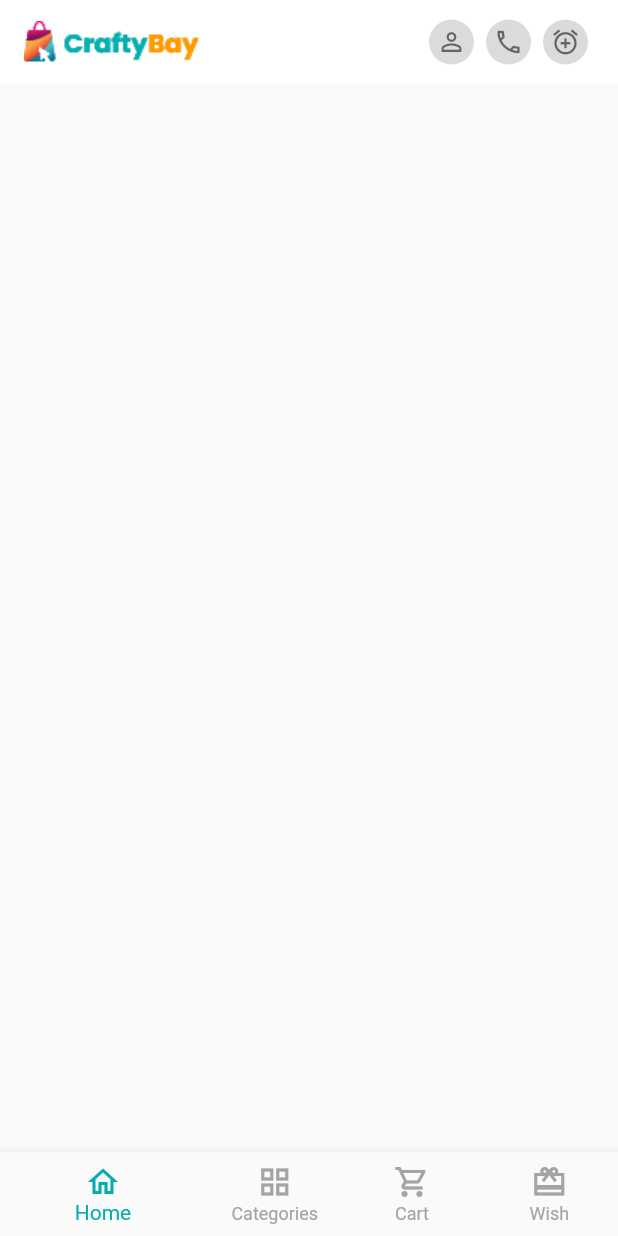
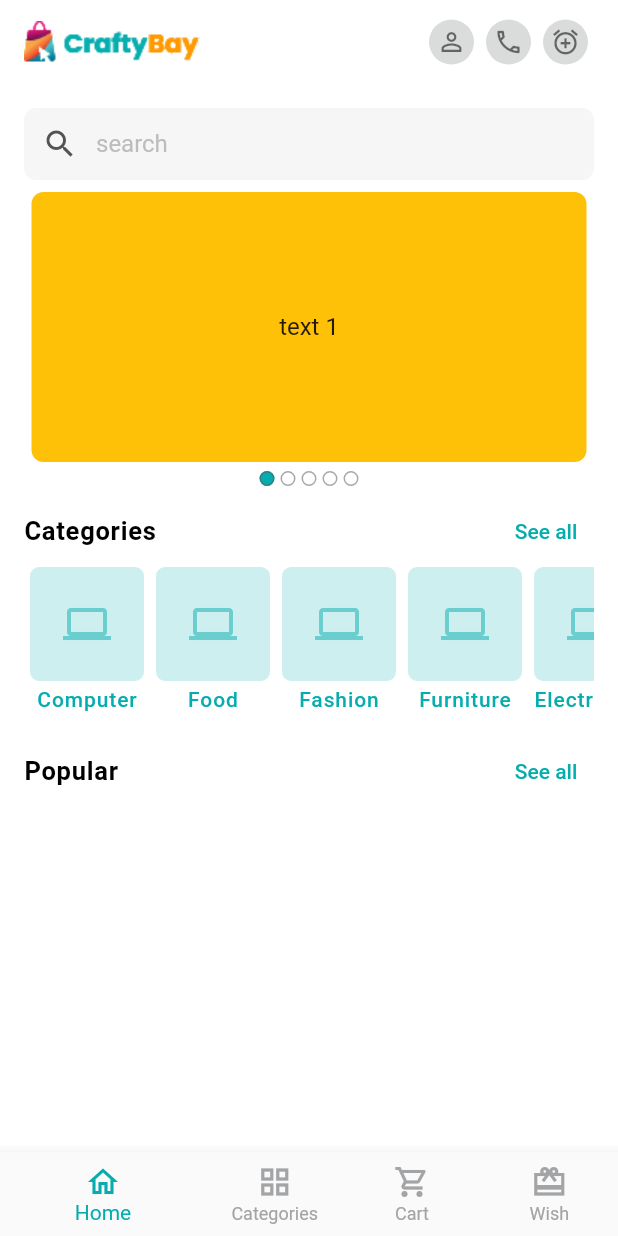
Before and after one commit to Tushar-ShahidurRahman/ecommerce_app_cbay, a Flutter app: the screen it shows after launch, on a phone screen of 412 x 824 dp. Run offline on Flutter 3.47's test engine with Material 2 defaults, Android fonts, the phone set to English and light mode, and no system bars; drawn by our look-alikes of carousel_slider; our stand-ins replace get, pin_code_fields.

Commit message:
Homepage search bar, carousel slider and categories ui implemented.

```diff
--- /dev/null
+++ b/lib/ui_presentation_layer/custom_widgets/category_card_widget.dart
@@ -0,0 +1,47 @@
+import 'package:flutter/material.dart';
+
+import '../utils/app_color.dart';
+
+class CategoryCardWidget extends StatelessWidget {
+  const CategoryCardWidget({
+    super.key,
+    required this.name,
+  });
+
+  final String name;
+
+  @override
+  Widget build(BuildContext context) {
+    return Padding(
+      padding: const EdgeInsets.symmetric(horizontal: 4.0),
+      child: Column(
+        children: [
+          Container(
+            decoration: BoxDecoration(
+              color: primaryColor.withOpacity(.2),
+              borderRadius: BorderRadius.circular(6),
+            ),
+            child: Padding(
+              padding: const EdgeInsets.all(22.0),
+              child: Icon(
+                Icons.computer,
+                size: 32,
+                color: primaryColor.withOpacity(.5),
+              ),
+            ),
+          ),
+          const SizedBox(height: 4),
+          Text(
+            name,
+            textAlign: TextAlign.center,
+            // overflow:TextOverflow.visible,
+            style: const TextStyle(
+                color: primaryColor,
+                letterSpacing: 0.6,
+                fontWeight: FontWeight.w500),
+          ),
+        ],
+      ),
+    );
+  }
+}
--- a/lib/ui_presentation_layer/custom_widgets/appbar_circular_icon_button_widget.dart
+++ b/lib/ui_presentation_layer/custom_widgets/home/appbar_circular_icon_button_widget.dart
@@ -1,6 +1,6 @@
 import 'package:flutter/material.dart';
 
-import '../utils/app_color.dart';
+import '../../utils/app_color.dart';
 
 class AppBarCircularIconButtonWidget extends StatelessWidget {
   const AppBarCircularIconButtonWidget({
--- /dev/null
+++ b/lib/ui_presentation_layer/custom_widgets/home/home_carousel_widget.dart
@@ -0,0 +1,69 @@
+import 'package:carousel_slider/carousel_slider.dart';
+import 'package:flutter/material.dart';
+
+import '../../utils/app_color.dart';
+
+class HomeCarouselWidget extends StatelessWidget {
+  final ValueNotifier<int> _currentCarouselIndex = ValueNotifier(0);
+
+  @override
+  Widget build(BuildContext context) {
+    return Column(
+      children: [
+        CarouselSlider(
+          options: CarouselOptions(
+            height: 180.0,
+            viewportFraction: 1,
+            autoPlay: true,
+            animateToClosest: true,
+            onPageChanged: (index, _) {
+              return _currentCarouselIndex.value = index;
+            },
+          ),
+          items: [1, 2, 3, 4, 5].map((i) {
+            return Builder(
+              builder: (BuildContext context) {
+                return Container(
+                    width: MediaQuery.of(context).size.width,
+                    margin: EdgeInsets.symmetric(horizontal: 5.0),
+                    decoration: BoxDecoration(
+                      color: Colors.amber,
+                      borderRadius: BorderRadius.circular(8),
+                    ),
+                    alignment: Alignment.center,
+                    child: Text(
+                      'text $i',
+                      style: TextStyle(fontSize: 16.0),
+                    ));
+              },
+            );
+          }).toList(),
+        ),
+        ValueListenableBuilder(
+            valueListenable: _currentCarouselIndex,
+            builder: (context, currentIndex, _) {
+              return Row(
+                mainAxisAlignment: MainAxisAlignment.center,
+                children: [
+                  for (int i = 0; i < 5; i++)
+                    Padding(
+                      padding: const EdgeInsets.symmetric(
+                          horizontal: 2.0, vertical: 6),
+                      child: Container(
+                        height: 10,
+                        width: 10,
+                        decoration: BoxDecoration(
+                          // This currentIndex came via valueListenableBuilder from our _currentCarouselIndex variable
+                          color: currentIndex == i ? primaryColor : null,
+                          border: Border.all(color: greyColor.withOpacity(.5)),
+                          borderRadius: BorderRadius.circular(16),
+                        ),
+                      ),
+                    ),
+                ],
+              );
+            }),
+      ],
+    );
+  }
+}
--- /dev/null
+++ b/lib/ui_presentation_layer/custom_widgets/home/remarks_title_widget.dart
@@ -0,0 +1,33 @@
+import 'package:flutter/material.dart';
+
+import '../../utils/app_color.dart';
+import '../../utils/styles.dart';
+
+class RemarksTitleWidget extends StatelessWidget {
+  const RemarksTitleWidget({
+    super.key,
+    required this.remarksName,
+    required this.onTapSeeAll,
+  });
+
+  final String remarksName;
+  final VoidCallback onTapSeeAll;
+
+  @override
+  Widget build(BuildContext context) {
+    return Row(
+      mainAxisAlignment: MainAxisAlignment.spaceBetween,
+      children: [
+        Text(remarksName,
+            style: screenTitleTextStyle.copyWith(
+                fontSize: 17, fontWeight: FontWeight.w600)),
+        TextButton(
+            onPressed: onTapSeeAll,
+            child: Text(
+              'See all',
+              style: TextStyle(color: primaryColor),
+            ))
+      ],
+    );
+  }
+}
--- /dev/null
+++ b/lib/ui_presentation_layer/custom_widgets/home/search_text_field.dart
@@ -0,0 +1,44 @@
+import 'package:flutter/material.dart';
+
+import '../../utils/app_color.dart';
+
+class SearchTextField extends StatelessWidget {
+  const SearchTextField({
+    super.key,
+  });
+
+  @override
+  Widget build(BuildContext context) {
+    return TextField(
+      keyboardType: TextInputType.text,
+      textInputAction: TextInputAction.search,
+      decoration: InputDecoration(
+        contentPadding: const EdgeInsets.symmetric(horizontal: 8),
+        fillColor: softGreyColor.withOpacity(0.1),
+        filled: true,
+        enabledBorder: OutlineInputBorder(
+            borderSide: BorderSide.none,
+            borderRadius: BorderRadius.circular(8)),
+        focusedBorder: OutlineInputBorder(
+            borderSide: BorderSide.none,
+            borderRadius: BorderRadius.circular(8)),
+        hintText: 'search',
+        hintStyle: TextStyle(color: softGreyColor.withOpacity(0.7)),
+        prefixIcon: const Icon(
+          Icons.search,
+          color: greyColor,
+        ),
+        // label: Row(
+        //   crossAxisAlignment: CrossAxisAlignment.center,
+        //   children: [
+        //     Icon(
+        //       Icons.search,
+        //       color: greyColor,
+        //       size: 25,
+        //     ),
+        //   ],
+        // ),
+      ),
+    );
+  }
+}
--- a/lib/ui_presentation_layer/screens/bottom_nav_bar_screen.dart
+++ b/lib/ui_presentation_layer/screens/bottom_nav_bar_screen.dart
@@ -14,7 +14,7 @@ class BottomNavBarScreen extends StatefulWidget {
 
 class _BottomNavBarScreenState extends State<BottomNavBarScreen> {
 
-  final List<Widget> _screens = const [
+  final List<Widget> _screens = [
     HomeScreen(),
     CategoriesScreen(),
     CartScreen(),
--- a/lib/ui_presentation_layer/screens/home_screen.dart
+++ b/lib/ui_presentation_layer/screens/home_screen.dart
@@ -1,13 +1,20 @@
+import 'package:ecommerce_app_cbay/ui_presentation_layer/utils/app_color.dart';
 import 'package:flutter/material.dart';
 
-import '../custom_widgets/appbar_circular_icon_button_widget.dart';
+import '../custom_widgets/home/appbar_circular_icon_button_widget.dart';
+import '../custom_widgets/home/home_carousel_widget.dart';
+import '../custom_widgets/category_card_widget.dart';
+import '../custom_widgets/home/remarks_title_widget.dart';
+import '../custom_widgets/home/search_text_field.dart';
 
+// I didn't change this HomeScreen class to Stateful widget.
 class HomeScreen extends StatelessWidget {
   const HomeScreen({Key? key}) : super(key: key);
 
   @override
   Widget build(BuildContext context) {
     return Scaffold(
+      backgroundColor: Colors.white,
       appBar: AppBar(
         title: Row(
           children: [
@@ -18,7 +25,52 @@ class HomeScreen extends StatelessWidget {
             AppBarCircularIconButtonWidget(
                 iconData: Icons.call_outlined, onTap: () {}),
             AppBarCircularIconButtonWidget(
-                iconData: Icons.add_alarm_outlined, onTap: () {})
+                iconData: Icons.add_alarm_outlined, onTap: () {}),
+          ],
+        ),
+      ),
+      body: Padding(
+        padding: const EdgeInsets.all(16.0),
+        child: Column(
+          children: [
+            // TextField(),
+            const SearchTextField(),
+            const SizedBox(
+              height: 8,
+            ),
+            HomeCarouselWidget(),
+            RemarksTitleWidget(
+              remarksName: 'Categories',
+              onTapSeeAll: () {},
+            ),
+            SingleChildScrollView(
+              scrollDirection: Axis.horizontal,
+              child: Row(
+                mainAxisAlignment: MainAxisAlignment.spaceEvenly,
+                children: const [
+                  CategoryCardWidget(
+                    name: 'Computer',
+                  ),
+                  CategoryCardWidget(
+                    name: 'Food',
+                  ),
+                  CategoryCardWidget(
+                    name: 'Fashion',
+                  ),
+                  CategoryCardWidget(
+                    name: 'Furniture',
+                  ),
+                  CategoryCardWidget(
+                    name: 'Electronics',
+                  ),
+                ],
+              ),
+            ),
+            const SizedBox(height: 16),
+            RemarksTitleWidget(
+              remarksName: 'Popular',
+              onTapSeeAll: () {},
+            ),
           ],
         ),
       ),
--- a/pubspec.yaml
+++ b/pubspec.yaml
@@ -37,6 +37,7 @@ dependencies:
   cupertino_icons: ^1.0.2
   get: ^4.6.5
   pin_code_fields: ^7.4.0
+  carousel_slider: ^4.2.1
 
 dev_dependencies:
   flutter_test:
```
Also changed, not shown: pubspec.lock.
